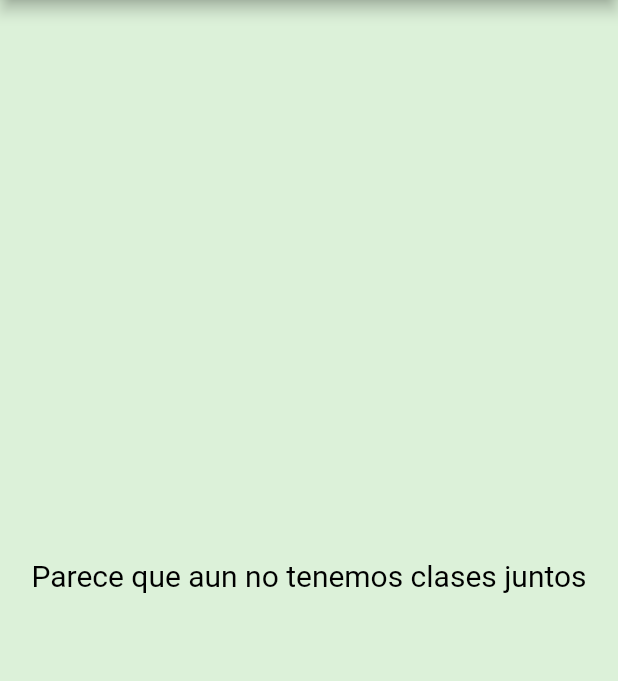
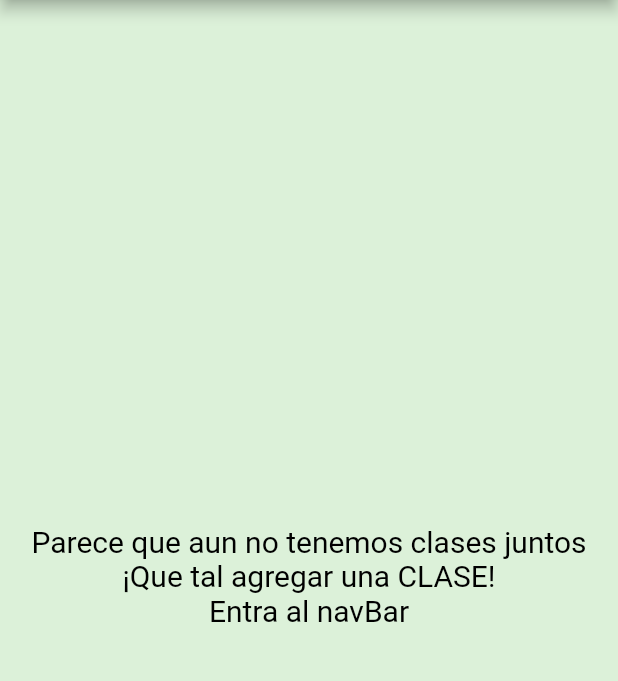
Before and after one commit to SeiGenTa/memoritze, a Flutter app: the screen it shows after launch, in the side drawer, after a tap on "Mis Clases", on a phone screen of 412 x 824 dp, the part 84-765 px from its top. Run offline on Flutter 3.47's test engine with Material 2 defaults, Android fonts, the phone set to English and light mode, and no system bars; our stand-ins replace sqflite, sqflite_common_ffi; accounts and stored records are empty.

Commit message:
se abilito el modo nocturno

```diff
--- a/memoritze/lib/dataBase/db.dart
+++ b/memoritze/lib/dataBase/db.dart
@@ -72,9 +72,12 @@ class ConectioDataBase {
   }
 
   Future<Map<String, dynamic>> getSetting() async {
+    print("conectando");
     Database data = await _connect();
+    print("estamos aqui");
     List<Map<String, dynamic>> inf = await data.query('setting');
-    if (inf.length == 0) {
+    print(inf);
+    if (inf.isEmpty) {
       data.insert(
           "setting", {'NightMode': 0, 'Version': 10, 'Lenguaje': "Esp"});
       _close(data);
@@ -229,16 +232,16 @@ class ConectioDataBase {
 
   Future<bool> setQuestID(int id, String newPreg, String newResp) async {
     Database data = await _connect();
-    await data.update(
-        'pregunta', {"Pregunta": newPreg, "respuesta": newResp},
+    await data.update('pregunta', {"Pregunta": newPreg, "respuesta": newResp},
         where: 'ID = ${id.toString()}');
     _close(data);
     return false;
   }
 
-    Future<bool> upDownEvalQuest(int id, int change) async {
+  Future<bool> upDownEvalQuest(int id, int change) async {
     Database data = await _connect();
-    Map<String, dynamic> myQuest = (await data.query('pregunta', where: 'ID = ${id.toString()}'))[0];
+    Map<String, dynamic> myQuest =
+        (await data.query('pregunta', where: 'ID = ${id.toString()}'))[0];
 
     if (change > 0) {
       await data.update("pregunta", {"eval": min(myQuest['eval'] + change, 7)},
--- a/memoritze/lib/pages/InfoMyClass.dart
+++ b/memoritze/lib/pages/InfoMyClass.dart
@@ -186,6 +186,8 @@ class _InfoMyClassState extends State<InfoMyClass> {
 
   @override
   Widget build(BuildContext context) {
+    print(mySetting.hashCode);
+
     return MaterialApp(
         debugShowCheckedModeBanner: false,
         home: Scaffold(
--- a/memoritze/lib/pages/SeeMyClass.dart
+++ b/memoritze/lib/pages/SeeMyClass.dart
@@ -1,9 +1,9 @@
 import 'dart:io';
 import 'package:flutter/material.dart';
-import 'package:memoritze/Settings.dart';
 import 'package:memoritze/dataBase/db.dart';
 import 'package:memoritze/pages/InfoMyClass.dart';
 import 'package:memoritze/partes/BarLeft.dart';
+import 'package:memoritze/settings.dart';
 import 'package:sqflite_common_ffi/sqflite_ffi.dart';
 
 // ignore: must_be_immutable
@@ -19,6 +19,7 @@ class _SeeMyClassState extends State<SeeMyClass> {
   ConectioDataBase myData = ConectioDataBase();
   Setting mySetting = Setting();
 
+
   bool charging = true;
   late List<Map<String, dynamic>> infoClass;
 
@@ -26,6 +27,7 @@ class _SeeMyClassState extends State<SeeMyClass> {
   int idClassErase = 0;
 
   void initEraseClass(int idClass) {
+    print(mySetting.hashCode);
     setState(() {
       idClassErase = idClass;
       optionErase = true;
@@ -40,6 +42,7 @@ class _SeeMyClassState extends State<SeeMyClass> {
       databaseFactory = databaseFactoryFfi;
     }
     await myData.init();
+    print("cargando setting");
     await mySetting.chargeSetting();
 
     setState(() {
@@ -61,6 +64,7 @@ class _SeeMyClassState extends State<SeeMyClass> {
       charging = false;
       this.infoClass = infoClass;
     });
+    print(mySetting.hashCode);
   }
 
   @override
@@ -71,6 +75,18 @@ class _SeeMyClassState extends State<SeeMyClass> {
 
   @override
   Widget build(BuildContext context) {
+    if (!widget.prepared) {
+      return MaterialApp(
+        debugShowCheckedModeBanner: false,
+        home: Scaffold(
+          backgroundColor: Colors.black38,
+          body: Center(
+            child: Image.asset('assets/img/myIcon.png'),
+          ),
+        ),
+      );
+    }
+    print(mySetting.stateNight);
     return MaterialApp(
       debugShowCheckedModeBanner: false,
       home: Scaffold(
@@ -79,7 +95,9 @@ class _SeeMyClassState extends State<SeeMyClass> {
           title: const Text("Mis clases"),
           backgroundColor: mySetting.getColorDrawerSecundary(),
         ),
-        drawer: const BarraLeft(),
+        drawer: BarLeft(
+          myContext: 1,
+        ),
         body: charging
             ? Center(
                 child: Text(
@@ -97,14 +115,31 @@ class _SeeMyClassState extends State<SeeMyClass> {
                       width: MediaQuery.of(context).size.width,
                       margin: const EdgeInsets.all(10),
                       child: (infoClass.isEmpty)
-                          ? Center(
-                              child: Text(
-                                "Parece que aun no tenemos clases juntos",
-                                style: TextStyle(
-                                  fontSize: 20,
-                                  color: mySetting.getColorText(),
+                          ? Column(
+                              mainAxisAlignment: MainAxisAlignment.center,
+                              children: [
+                                Text(
+                                  "Parece que aun no tenemos clases juntos",
+                                  style: TextStyle(
+                                    fontSize: 20,
+                                    color: mySetting.getColorText(),
+                                  ),
                                 ),
-                              ),
+                                Text(
+                                  "¡Que tal agregar una CLASE!",
+                                  style: TextStyle(
+                                    fontSize: 20,
+                                    color: mySetting.getColorText(),
+                                  ),
+                                ),
+                                Text(
+                                  "Entra al navBar",
+                                  style: TextStyle(
+                                    fontSize: 20,
+                                    color: mySetting.getColorText(),
+                                  ),
+                                ),
+                              ],
                             )
                           : ListView.builder(
                               itemCount: infoClass.length,
--- a/memoritze/lib/partes/BarLeft.dart
+++ b/memoritze/lib/partes/BarLeft.dart
@@ -1,10 +1,12 @@
 import 'package:flutter/material.dart';
 import 'package:memoritze/Settings.dart';
+import 'package:memoritze/pages/Configuraciones.dart';
 import 'package:memoritze/pages/SeeMyClass.dart';
 import 'package:memoritze/pages/AddClass.dart';
 
-class BarraLeft extends StatelessWidget {
-  const BarraLeft({super.key});
+class BarLeft extends StatelessWidget {
+  late int myContext;
+  BarLeft({super.key, required this.myContext});
 
   @override
   Widget build(BuildContext context) {
@@ -28,6 +30,8 @@ class BarraLeft extends StatelessWidget {
           //!Inicio botones
 
           ListTile(
+            selected: (myContext == 1) ? true : false,
+            selectedColor: Colors.black38,
             title: Text(
               "Mis Clases",
               style: TextStyle(
@@ -36,6 +40,9 @@ class BarraLeft extends StatelessWidget {
               ),
             ),
             onTap: () => {
+              if (myContext == 1)
+                Navigator.pop(context)
+              else
                 Navigator.pushAndRemoveUntil(
                   context,
                   MaterialPageRoute(
@@ -47,13 +54,16 @@ class BarraLeft extends StatelessWidget {
           ),
           ListTile(
             title: Text(
-              "Agregar clase",
+              "Agregar Clase",
               style: TextStyle(
                 color: mySetting.getColorText(),
                 fontSize: 15,
               ),
             ),
             onTap: () => {
+              if (myContext == 2)
+                Navigator.pop(context)
+              else
                 Navigator.pushAndRemoveUntil(
                   context,
                   MaterialPageRoute(builder: (context) => const AddClass()),
@@ -63,19 +73,18 @@ class BarraLeft extends StatelessWidget {
           ),
           ListTile(
             title: Text(
-              "Light/Night Mode",
+              "Configuraciones",
               style: TextStyle(
                 color: mySetting.getColorText(),
                 fontSize: 15,
               ),
             ),
-            onTap: () {
-              //mySetting.setStateNight();
-              //Navigator.pushAndRemoveUntil(
-              //  context,
-              //  MaterialPageRoute(builder: (context) => MyClasses()),
-              //  (Route<dynamic> route) => false,
-              //);
+            onTap: () async {
+              Navigator.pushAndRemoveUntil(
+                context,
+                MaterialPageRoute(builder: (context) => Configurate()),
+                (Route<dynamic> route) => false,
+              );
             },
           ),
         ],
--- a/memoritze/lib/settings.dart
+++ b/memoritze/lib/settings.dart
@@ -6,7 +6,7 @@ class Setting {
   static final Setting _instance = Setting._internal();
 
   int stateNight = 0;
-  int version0 = 9;
+  int version0 = 11;
 
   factory Setting() {
     return _instance;
@@ -16,7 +16,9 @@ class Setting {
 
   Future<bool> chargeSetting() async {
     Map<String, dynamic> config = await database.getSetting();
-    //stateNight = config['NightMode'];
+    print("cargando");
+    stateNight = config['NightMode'];
+    print(config['NightMode']);
     version0 = config['Version'];
     return true;
   }
@@ -69,6 +71,6 @@ class Setting {
   void setStateNight() {
     stateNight += 1;
     stateNight = stateNight % 2;
-    database.changeSetting(stateNight, 1, "esp");
+    database.changeSetting(stateNight, version0, "esp");
   }
 }
--- a/memoritze/pubspec.yaml
+++ b/memoritze/pubspec.yaml
@@ -10,7 +10,7 @@ app_installer:
   publish_folder_path
 
 dependencies:
-  sqflite_common_ffi: any
+  sqflite_common_ffi: ^2.2.5
   sqflite: ^2.0.0
   flutter:
     sdk: flutter
```
Also changed, not shown: memoritze/lib/pages/AddClass.dart (+18 -12 lines), memoritze/lib/pages/Configuraciones.dart (added, +60 -0 lines), memoritze/lib/pages/InfoMateria.dart (+54 -57 lines). Lines whose indentation alone changed are shown as unchanged.
